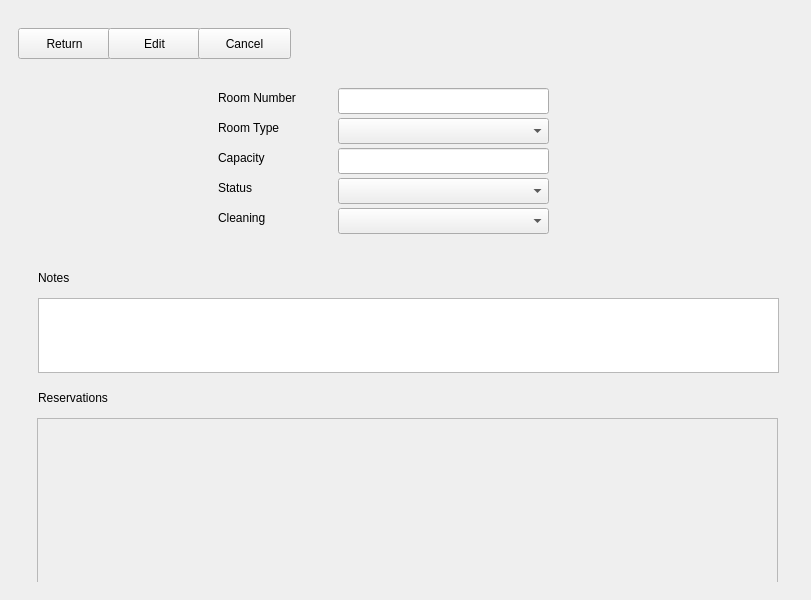
The window that hotel/roomswindow/roomswindow.ui (jgtim/itvitae-cpp-hotelrestaurantapplication) describes before a commit, drawn with Qt 5.
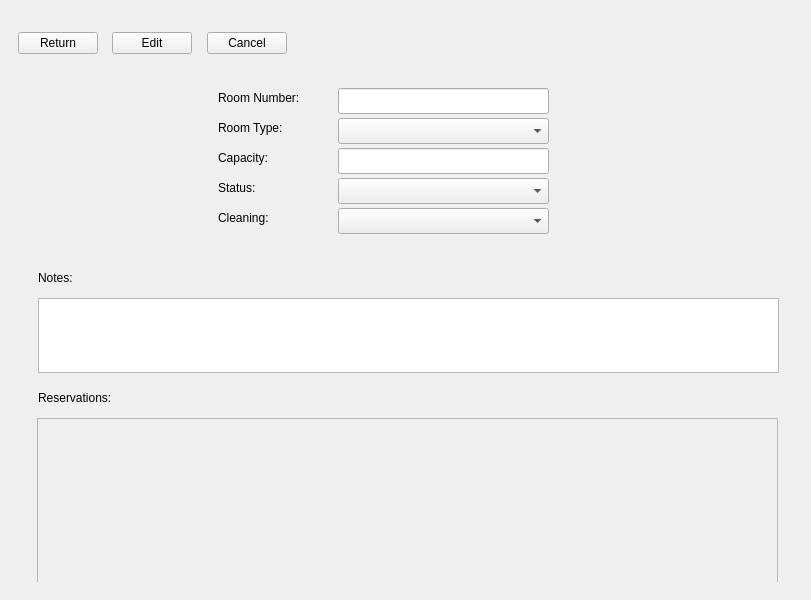
The same window after the commit. The open tabs and pages were chosen to show the change.

Commit message: Changed button layout in Room Details to look more similar to rest of app

```diff
--- a/hotel/roomswindow/roomswindow.ui
+++ b/hotel/roomswindow/roomswindow.ui
@@ -140,45 +140,6 @@
          </layout>
         </widget>
         <widget class="QWidget" name="roomDetails">
-         <widget class="QPushButton" name="ReturnButton">
-          <property name="geometry">
-           <rect>
-            <x>0</x>
-            <y>10</y>
-            <width>93</width>
-            <height>31</height>
-           </rect>
-          </property>
-          <property name="text">
-           <string>Return</string>
-          </property>
-         </widget>
-         <widget class="QPushButton" name="EditButton">
-          <property name="geometry">
-           <rect>
-            <x>90</x>
-            <y>10</y>
-            <width>93</width>
-            <height>31</height>
-           </rect>
-          </property>
-          <property name="text">
-           <string>Edit</string>
-          </property>
-         </widget>
-         <widget class="QPushButton" name="CancelButton">
-          <property name="geometry">
-           <rect>
-            <x>180</x>
-            <y>10</y>
-            <width>93</width>
-            <height>31</height>
-           </rect>
-          </property>
-          <property name="text">
-           <string>Cancel</string>
-          </property>
-         </widget>
          <widget class="QScrollArea" name="existingReservations">
           <property name="geometry">
            <rect>
@@ -212,7 +173,7 @@
            </rect>
           </property>
           <property name="text">
-           <string>Reservations</string>
+           <string>Reservations:</string>
           </property>
          </widget>
          <widget class="QLabel" name="NotesLabel">
@@ -225,7 +186,7 @@
            </rect>
           </property>
           <property name="text">
-           <string>Notes</string>
+           <string>Notes:</string>
           </property>
          </widget>
          <widget class="QLabel" name="RoomNumLabel">
@@ -238,7 +199,7 @@
            </rect>
           </property>
           <property name="text">
-           <string>Room Number</string>
+           <string>Room Number:</string>
           </property>
          </widget>
          <widget class="QLabel" name="RoomTypeLabel">
@@ -251,7 +212,7 @@
            </rect>
           </property>
           <property name="text">
-           <string>Room Type</string>
+           <string>Room Type:</string>
           </property>
          </widget>
          <widget class="QLabel" name="CapacityLabel">
@@ -264,7 +225,7 @@
            </rect>
           </property>
           <property name="text">
-           <string>Capacity</string>
+           <string>Capacity:</string>
           </property>
          </widget>
          <widget class="QLabel" name="StatusLabel">
@@ -277,7 +238,7 @@
            </rect>
           </property>
           <property name="text">
-           <string>Status</string>
+           <string>Status:</string>
           </property>
          </widget>
          <widget class="QLabel" name="CleaningLabel">
@@ -290,7 +251,7 @@
            </rect>
           </property>
           <property name="text">
-           <string>Cleaning</string>
+           <string>Cleaning:</string>
           </property>
          </widget>
          <widget class="QTextEdit" name="NotesEdit">
@@ -365,6 +326,96 @@
            </rect>
           </property>
          </widget>
+         <widget class="QWidget" name="">
+          <property name="geometry">
+           <rect>
+            <x>0</x>
+            <y>10</y>
+            <width>277</width>
+            <height>31</height>
+           </rect>
+          </property>
+          <layout class="QHBoxLayout" name="horizontalLayout_2">
+           <item>
+            <widget class="QPushButton" name="ReturnButton">
+             <property name="sizePolicy">
+              <sizepolicy hsizetype="Fixed" vsizetype="Fixed">
+               <horstretch>0</horstretch>
+               <verstretch>0</verstretch>
+              </sizepolicy>
+             </property>
+             <property name="text">
+              <string>Return</string>
+             </property>
+            </widget>
+           </item>
+           <item>
+            <spacer name="horizontalSpacer_4">
+             <property name="orientation">
+              <enum>Qt::Orientation::Horizontal</enum>
+             </property>
+             <property name="sizeHint" stdset="0">
+              <size>
+               <width>40</width>
+               <height>20</height>
+              </size>
+             </property>
+            </spacer>
+           </item>
+           <item>
+            <widget class="QPushButton" name="EditButton">
+             <property name="sizePolicy">
+              <sizepolicy hsizetype="Fixed" vsizetype="Fixed">
+               <horstretch>0</horstretch>
+               <verstretch>0</verstretch>
+              </sizepolicy>
+             </property>
+             <property name="text">
+              <string>Edit</string>
+             </property>
+            </widget>
+           </item>
+           <item>
+            <spacer name="horizontalSpacer_5">
+             <property name="orientation">
+              <enum>Qt::Orientation::Horizontal</enum>
+             </property>
+             <property name="sizeHint" stdset="0">
+              <size>
+               <width>40</width>
+               <height>20</height>
+              </size>
+             </property>
+            </spacer>
+           </item>
+           <item>
+            <widget class="QPushButton" name="CancelButton">
+             <property name="sizePolicy">
+              <sizepolicy hsizetype="Fixed" vsizetype="Fixed">
+               <horstretch>0</horstretch>
+               <verstretch>0</verstretch>
+              </sizepolicy>
+             </property>
+             <property name="text">
+              <string>Cancel</string>
+             </property>
+            </widget>
+           </item>
+           <item>
+            <spacer name="horizontalSpacer_3">
+             <property name="orientation">
+              <enum>Qt::Orientation::Horizontal</enum>
+             </property>
+             <property name="sizeHint" stdset="0">
+              <size>
+               <width>40</width>
+               <height>20</height>
+              </size>
+             </property>
+            </spacer>
+           </item>
+          </layout>
+         </widget>
         </widget>
        </widget>
       </item>
```
Left out of the diff: 2 changed lines with no effect on the pictures.
